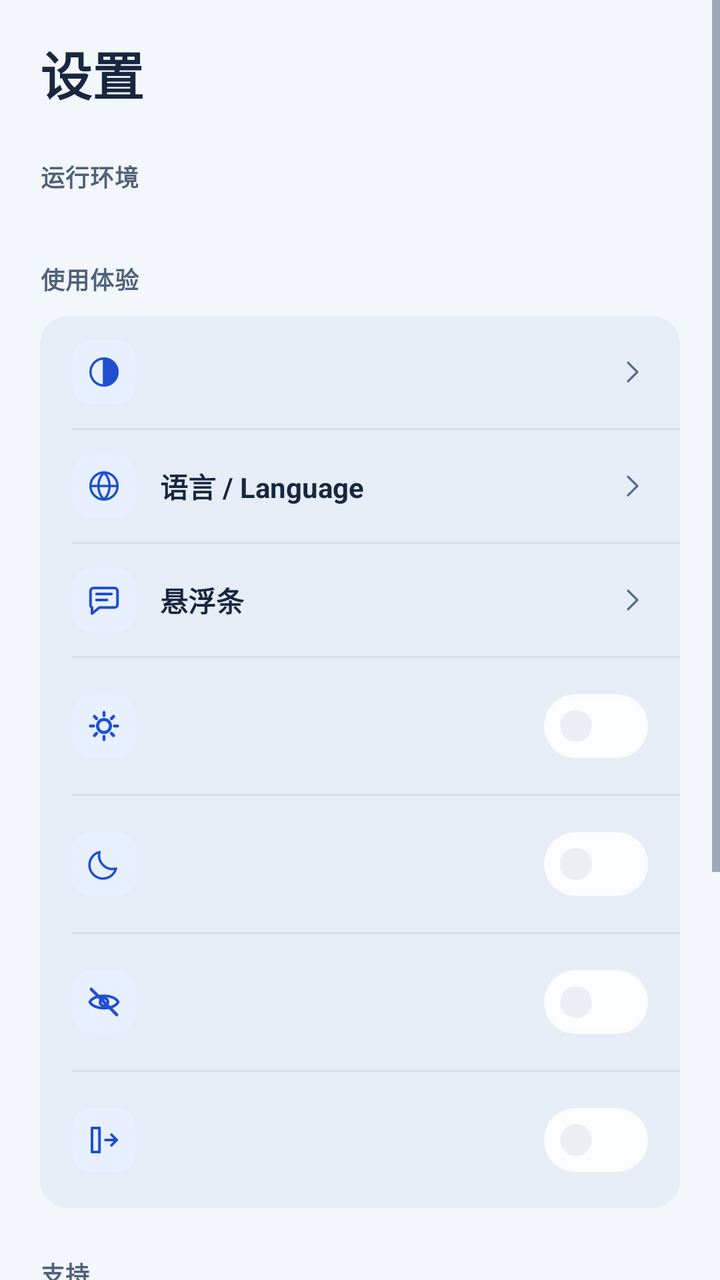
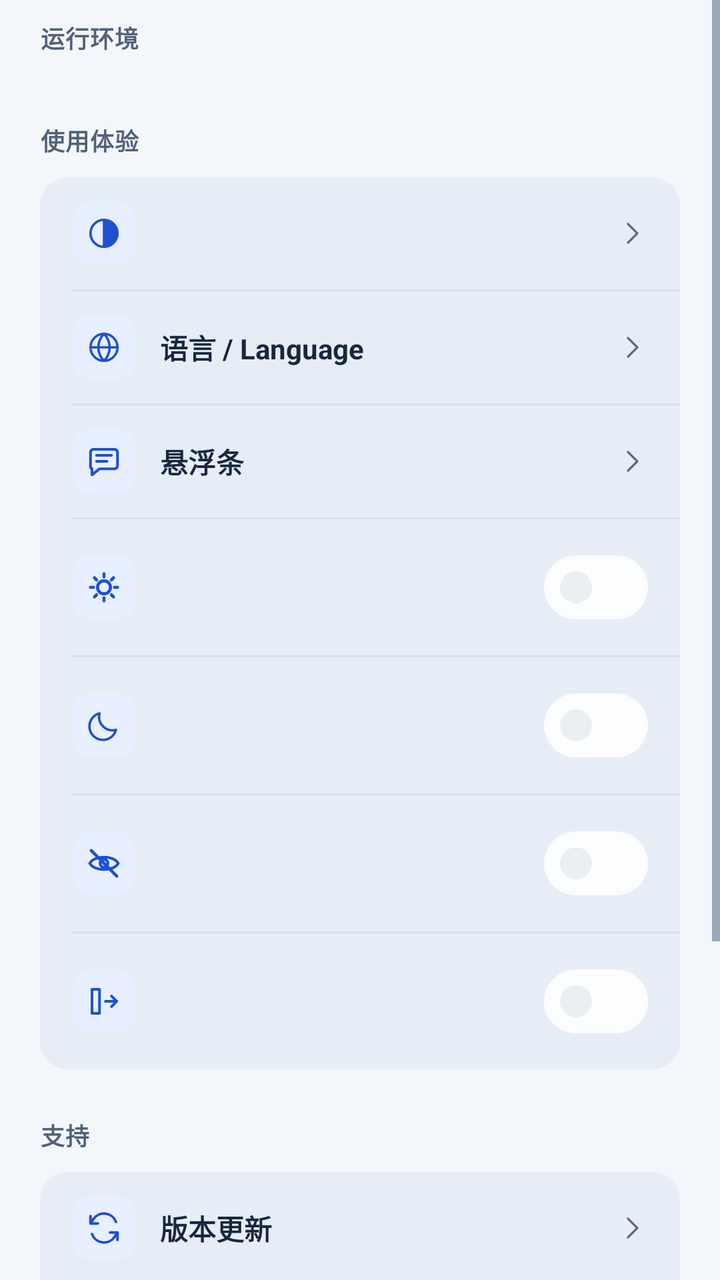

An Android layout rendered at two revisions. The XML below is the earlier revision; the diff shows what the commit changed to produce the second picture.
<!-- AndroidManifest.xml: application theme Theme.DeepseekHarness -->
<!-- res/layout/fragment_settings.xml -->
<?xml version="1.0" encoding="utf-8"?>
<ScrollView xmlns:android="http://schemas.android.com/apk/res/android" xmlns:app="http://schemas.android.com/apk/res-auto" android:id="@+id/settings_scroll" android:layout_width="match_parent" android:layout_height="match_parent" android:background="@color/shell_bg" android:clipToPadding="false" android:fillViewport="true">

  <LinearLayout android:layout_width="match_parent" android:layout_height="wrap_content" android:orientation="vertical" android:paddingStart="@dimen/shell_page_pad" android:paddingTop="@dimen/shell_page_top" android:paddingEnd="@dimen/shell_page_pad" android:paddingBottom="@dimen/shell_page_bottom">

    <TextView style="@style/ShellPageTitle" android:layout_width="match_parent" android:layout_height="wrap_content" android:text="@string/ui2_settings" />

    <TextView android:id="@+id/settings_section_environment" style="@style/ShellSectionLabel" android:layout_width="match_parent" android:layout_height="wrap_content" android:layout_marginTop="@dimen/shell_section_gap" android:layout_marginBottom="@dimen/shell_section_margin" android:text="@string/ui2_environment" />

    <LinearLayout android:id="@+id/settings_tabs" style="@style/ShellGroup" android:layout_width="match_parent" android:layout_height="wrap_content" />

    <TextView android:id="@+id/settings_section_experience" style="@style/ShellSectionLabel" android:layout_width="match_parent" android:layout_height="wrap_content" android:layout_marginTop="@dimen/shell_section_gap" android:layout_marginBottom="@dimen/shell_section_margin" android:text="@string/ui2_experience" />

    <LinearLayout android:id="@+id/settings_group_experience" style="@style/ShellGroup" android:layout_width="match_parent" android:layout_height="wrap_content">

      <LinearLayout android:id="@+id/settings_theme" style="@style/ShellRow" android:layout_width="match_parent" android:layout_height="wrap_content" android:focusable="true">
        <ImageView style="@style/ShellRowIcon" android:layout_width="@dimen/shell_row_icon" android:layout_height="@dimen/shell_row_icon" android:contentDescription="@null" android:src="@drawable/ic_ui2_auto" />
        <TextView android:id="@+id/settings_theme_title" style="@style/ShellRowTitle" android:layout_width="0dp" android:layout_height="wrap_content" android:layout_marginStart="12dp" android:layout_weight="1" android:text="" />
        <TextView android:id="@+id/settings_theme_sub" style="@style/ShellRowValue" android:layout_width="wrap_content" android:layout_height="wrap_content" android:layout_marginEnd="6dp" android:ellipsize="end" android:maxLines="1" android:text="" />
        <ImageView android:layout_width="@dimen/shell_row_chevron" android:layout_height="@dimen/shell_row_chevron" android:contentDescription="@null" android:src="@drawable/ic_ui2_chevron" app:tint="@color/shell_text_muted" />
      </LinearLayout>

      <View style="@style/ShellDivider" />

      <LinearLayout android:id="@+id/settings_appearance" style="@style/ShellRow" android:layout_width="match_parent" android:layout_height="wrap_content" android:focusable="true">
        <ImageView style="@style/ShellRowIcon" android:layout_width="@dimen/shell_row_icon" android:layout_height="@dimen/shell_row_icon" android:contentDescription="@null" android:src="@drawable/ic_ui_language" />
        <TextView style="@style/ShellRowTitle" android:layout_width="0dp" android:layout_height="wrap_content" android:layout_marginStart="12dp" android:layout_weight="1" android:text="@string/ui_language_title" />
        <TextView android:id="@+id/settings_language" style="@style/ShellRowValue" android:layout_width="wrap_content" android:layout_height="wrap_content" android:layout_marginEnd="6dp" android:ellipsize="end" android:maxLines="1" android:text="" />
        <ImageView android:layout_width="@dimen/shell_row_chevron" android:layout_height="@dimen/shell_row_chevron" android:contentDescription="@null" android:src="@drawable/ic_ui2_chevron" app:tint="@color/shell_text_muted" />
      </LinearLayout>

      <View style="@style/ShellDivider" />

      <LinearLayout android:id="@+id/settings_overlay" style="@style/ShellRow" android:layout_width="match_parent" android:layout_height="wrap_content">
        <ImageView style="@style/ShellRowIcon" android:layout_width="@dimen/shell_row_icon" android:layout_height="@dimen/shell_row_icon" android:contentDescription="@null" android:src="@drawable/ic_ui_chat" />
        <LinearLayout android:layout_width="0dp" android:layout_height="wrap_content" android:layout_marginStart="12dp" android:layout_weight="1" android:orientation="vertical">
          <TextView style="@style/ShellRowTitle" android:layout_width="match_parent" android:layout_height="wrap_content" android:text="@string/ui2_overlay" />
        </LinearLayout>
        <ImageView android:layout_width="@dimen/shell_row_chevron" android:layout_height="@dimen/shell_row_chevron" android:contentDescription="@null" android:src="@drawable/ic_ui2_chevron" app:tint="@color/shell_text_muted" />
      </LinearLayout>

      <View style="@style/ShellDivider" />

      <LinearLayout android:id="@+id/settings_keep_screen_on" style="@style/ShellRow" android:layout_width="match_parent" android:layout_height="wrap_content">
        <ImageView style="@style/ShellRowIcon" android:layout_width="@dimen/shell_row_icon" android:layout_height="@dimen/shell_row_icon" android:contentDescription="@null" android:src="@drawable/ic_ui_keep_screen_on" />
        <LinearLayout android:layout_width="0dp" android:layout_height="wrap_content" android:layout_marginStart="12dp" android:layout_weight="1" android:orientation="vertical">
          <TextView android:id="@+id/settings_keep_screen_on_title" style="@style/ShellRowTitle" android:layout_width="match_parent" android:layout_height="wrap_content" android:text="" />
        </LinearLayout>
        <com.google.android.material.materialswitch.MaterialSwitch android:id="@+id/settings_keep_screen_on_switch" style="@style/ShellSwitch" android:layout_width="wrap_content" android:layout_height="wrap_content" android:showText="false" />
      </LinearLayout>

      <View style="@style/ShellDivider" />

      <LinearLayout android:id="@+id/settings_power" style="@style/ShellRow" android:layout_width="match_parent" android:layout_height="wrap_content">
        <ImageView style="@style/ShellRowIcon" android:layout_width="@dimen/shell_row_icon" android:layout_height="@dimen/shell_row_icon" android:contentDescription="@null" android:src="@drawable/ic_ui2_moon" />
        <LinearLayout android:layout_width="0dp" android:layout_height="wrap_content" android:layout_marginStart="12dp" android:layout_weight="1" android:orientation="vertical">
          <TextView android:id="@+id/settings_power_title" style="@style/ShellRowTitle" android:layout_width="match_parent" android:layout_height="wrap_content" />
          <TextView android:id="@+id/settings_power_hint" style="@style/ShellRowSub" android:layout_width="match_parent" android:layout_height="wrap_content" android:layout_marginTop="4dp" />
        </LinearLayout>
        <com.google.android.material.materialswitch.MaterialSwitch android:id="@+id/settings_eco" style="@style/ShellSwitch" android:layout_width="wrap_content" android:layout_height="wrap_content" android:showText="false" />
      </LinearLayout>

      <View style="@style/ShellDivider" />

      <LinearLayout android:id="@+id/settings_hidden_recents" style="@style/ShellRow" android:layout_width="match_parent" android:layout_height="wrap_content">
        <ImageView style="@style/ShellRowIcon" android:layout_width="@dimen/shell_row_icon" android:layout_height="@dimen/shell_row_icon" android:contentDescription="@null" android:src="@drawable/ic_ui2_hide_recents" />
        <LinearLayout android:layout_width="0dp" android:layout_height="wrap_content" android:layout_marginStart="12dp" android:layout_weight="1" android:orientation="vertical">
          <TextView android:id="@+id/settings_hidden_recents_title" style="@style/ShellRowTitle" android:layout_width="match_parent" android:layout_height="wrap_content" />
          <TextView android:id="@+id/settings_hidden_recents_hint" style="@style/ShellRowSub" android:layout_width="match_parent" android:layout_height="wrap_content" android:layout_marginTop="4dp" />
        </LinearLayout>
        <com.google.android.material.materialswitch.MaterialSwitch android:id="@+id/settings_hidden_recents_switch" style="@style/ShellSwitch" android:layout_width="wrap_content" android:layout_height="wrap_content" android:showText="false" />
      </LinearLayout>

      <View android:id="@+id/settings_hidden_recents_strict_divider" style="@style/ShellDivider" />

      <LinearLayout android:id="@+id/settings_hidden_recents_strict" style="@style/ShellRow" android:layout_width="match_parent" android:layout_height="wrap_content">
        <ImageView style="@style/ShellRowIcon" android:layout_width="@dimen/shell_row_icon" android:layout_height="@dimen/shell_row_icon" android:contentDescription="@null" android:src="@drawable/ic_ui2_recents_strict" />
        <LinearLayout android:layout_width="0dp" android:layout_height="wrap_content" android:layout_marginStart="12dp" android:layout_weight="1" android:orientation="vertical">
          <TextView android:id="@+id/settings_hidden_recents_strict_title" style="@style/ShellRowTitle" android:layout_width="match_parent" android:layout_height="wrap_content" />
          <TextView android:id="@+id/settings_hidden_recents_strict_hint" style="@style/ShellRowSub" android:layout_width="match_parent" android:layout_height="wrap_content" android:layout_marginTop="4dp" />
        </LinearLayout>
        <com.google.android.material.materialswitch.MaterialSwitch android:id="@+id/settings_hidden_recents_strict_switch" style="@style/ShellSwitch" android:layout_width="wrap_content" android:layout_height="wrap_content" android:showText="false" />
      </LinearLayout>
    </LinearLayout>

    <TextView android:id="@+id/settings_section_support" style="@style/ShellSectionLabel" android:layout_width="match_parent" android:layout_height="wrap_content" android:layout_marginTop="@dimen/shell_section_gap" android:layout_marginBottom="@dimen/shell_section_margin" android:text="@string/ui2_support" />

    <LinearLayout android:id="@+id/settings_group_support" style="@style/ShellGroup" android:layout_width="match_parent" android:layout_height="wrap_content">

      <LinearLayout android:id="@+id/settings_update" style="@style/ShellRow" android:layout_width="match_parent" android:layout_height="wrap_content">
        <ImageView style="@style/ShellRowIcon" android:layout_width="@dimen/shell_row_icon" android:layout_height="@dimen/shell_row_icon" android:contentDescription="@null" android:src="@drawable/ic_recovery_refresh" />
        <LinearLayout android:layout_width="0dp" android:layout_height="wrap_content" android:layout_marginStart="12dp" android:layout_weight="1" android:orientation="vertical">
          <TextView style="@style/ShellRowTitle" android:layout_width="match_parent" android:layout_height="wrap_content" android:text="@string/ui2_updates" />
        </LinearLayout>
        <ImageView android:layout_width="@dimen/shell_row_chevron" android:layout_height="@dimen/shell_row_chevron" android:contentDescription="@null" android:src="@drawable/ic_ui2_chevron" app:tint="@color/shell_text_muted" />
      </LinearLayout>

      <View style="@style/ShellDivider" />

      <LinearLayout android:id="@+id/settings_selftest" style="@style/ShellRow" android:layout_width="match_parent" android:layout_height="wrap_content">
        <ImageView style="@style/ShellRowIcon" android:layout_width="@dimen/shell_row_icon" android:layout_height="@dimen/shell_row_icon" android:contentDescription="@null" android:src="@drawable/ic_ui_shield" />
        <LinearLayout android:layout_width="0dp" android:layout_height="wrap_content" android:layout_marginStart="12dp" android:layout_weight="1" android:orientation="vertical">
          <TextView style="@style/ShellRowTitle" android:layout_width="match_parent" android:layout_height="wrap_content" android:text="@string/ui2_diagnostics" />
        </LinearLayout>
        <ImageView android:layout_width="@dimen/shell_row_chevron" android:layout_height="@dimen/shell_row_chevron" android:contentDescription="@null" android:src="@drawable/ic_ui2_chevron" app:tint="@color/shell_text_muted" />
      </LinearLayout>

      <View style="@style/ShellDivider" />

      <LinearLayout android:id="@+id/settings_about" style="@style/ShellRow" android:layout_width="match_parent" android:layout_height="wrap_content">
        <ImageView style="@style/ShellRowIcon" android:layout_width="@dimen/shell_row_icon" android:layout_height="@dimen/shell_row_icon" android:contentDescription="@null" android:src="@drawable/ic_about" />
        <LinearLayout android:layout_width="0dp" android:layout_height="wrap_content" android:layout_marginStart="12dp" android:layout_weight="1" android:orientation="vertical">
          <TextView style="@style/ShellRowTitle" android:layout_width="match_parent" android:layout_height="wrap_content" android:text="@string/ui2_about" />
        </LinearLayout>
        <ImageView android:layout_width="@dimen/shell_row_chevron" android:layout_height="@dimen/shell_row_chevron" android:contentDescription="@null" android:src="@drawable/ic_ui2_chevron" app:tint="@color/shell_text_muted" />
      </LinearLayout>
    </LinearLayout>

    <TextView android:id="@+id/settings_ver" style="@style/ShellFooter" android:layout_width="match_parent" android:layout_height="wrap_content" android:layout_marginTop="22dp" android:text="" />
    <TextView android:id="@+id/settings_update_sub" android:layout_width="match_parent" android:layout_height="wrap_content" android:text="" android:visibility="gone" />
  </LinearLayout>
</ScrollView>
<!-- resources referenced by this layout -->
<resources>
  <color name="shell_text_muted">#5A6B86</color>
  <dimen name="shell_page_bottom">90dp</dimen>
  <dimen name="shell_page_pad">20dp</dimen>
  <dimen name="shell_page_top">18dp</dimen>
  <dimen name="shell_row_chevron">16dp</dimen>
  <dimen name="shell_row_icon">32dp</dimen>
  <dimen name="shell_section_gap">24dp</dimen>
  <dimen name="shell_section_margin">10dp</dimen>
  <string name="ui2_about">关于 DSHA</string>
  <string name="ui2_diagnostics">自检与诊断</string>
  <string name="ui2_environment">运行环境</string>
  <string name="ui2_experience">使用体验</string>
  <string name="ui2_overlay">悬浮条</string>
  <string name="ui2_settings">设置</string>
  <string name="ui2_support">支持</string>
  <string name="ui2_updates">版本更新</string>
  <string name="ui_language_title">语言 / Language</string>
  <style name="ShellPageTitle" parent="">
          <item name="android:textSize">@dimen/shell_page_title</item>
          <item name="android:textColor">@color/shell_text</item>
          <item name="android:textStyle">bold</item>
          <item name="android:includeFontPadding">false</item>
          <item name="android:lineSpacingExtra">2dp</item>
      </style>
  <color name="text">#18273F</color>
  <color name="text_secondary">#50617A</color>
  <dimen name="shell_row_pad_h">16dp</dimen>
  <color name="shell_line">#131D3A60</color>
  <dimen name="shell_footer_text">12sp</dimen>
  <dimen name="shell_page_title">26sp</dimen>
  <color name="shell_text">#18273F</color>
  <dimen name="shell_row_min_height">56dp</dimen>
  <dimen name="shell_row_pad_v">12dp</dimen>
  <dimen name="shell_row_icon_pad">7dp</dimen>
  <dimen name="shell_row_sub">12sp</dimen>
  <dimen name="shell_row_title">14sp</dimen>
  <dimen name="shell_row_value">13sp</dimen>
  <color name="shell_text_secondary">#50617A</color>
  <dimen name="shell_section_label">12sp</dimen>
  <dimen name="touch_min">44dp</dimen>
  <color name="line">#131D3A60</color>
  <color name="err">#AF404B</color>
  <color name="error_on">#FFFFFF</color>
  <color name="text_muted">#5A6B86</color>
  <color name="pal_standard_primary">#1E50D0</color>
  <color name="pal_standard_primary_dark">#1A46B8</color>
  <color name="pal_standard_accent_on">#FFFFFF</color>
  <color name="pal_standard_ripple">#141E50D0</color>
  <color name="pal_standard_logo_top">#E8EFFF</color>
  <color name="pal_standard_terminal_accent">#1E50D0</color>
  <color name="pal_standard_terminal_accent_bg">#E8EFFF</color>
  <color name="pal_standard_terminal_accent_line">#B9CCF4</color>
  <color name="pal_standard_terminal_on_accent">#FFFFFF</color>
  <color name="pal_standard_terminal_ripple">#1F1E50D0</color>
  <color name="pal_standard_terminal_state_idle">#1E50D0</color>
  <color name="pal_standard_shell_accent">#1E50D0</color>
  <color name="pal_standard_shell_accent_soft">#141E50D0</color>
  <color name="pal_standard_shell_accent_tonal">#1F1E50D0</color>
  <color name="pal_standard_shell_on_accent">#FFFFFF</color>
  <color name="pal_standard_shell_nav_ripple">#141E50D0</color>
  <color name="pal_standard_onb_accent_line">#471E50D0</color>
  <color name="pal_standard_surface">#F3F6FB</color>
  <color name="pal_standard_card">#FCFDFF</color>
  <color name="pal_standard_raised">#E7EDF6</color>
  <color name="pal_standard_disabled">#E7EDF6</color>
  <color name="pal_standard_preview">#E7EDF6</color>
  <color name="pal_standard_shell_bg">#F3F6FB</color>
  <color name="pal_standard_shell_surface">#FCFDFF</color>
  <color name="pal_standard_shell_raised">#E7EDF6</color>
  <color name="pal_standard_shell_nav_bg">#FCFDFF</color>
  <color name="pal_standard_shell_glass">#E0FAFCFF</color>
  <color name="pal_standard_terminal_panel">#FFFFFF</color>
  <color name="pal_standard_terminal_panel_card">#F7F9FD</color>
  <color name="pal_standard_terminal_raised">#EAEFF7</color>
  <color name="pal_standard_terminal_tile">#F1F4F9</color>
  <color name="pal_standard_terminal_tile_pressed">#E6EBF3</color>
  <dimen name="radius_control">13dp</dimen>
  <dimen name="stroke">1dp</dimen>
  <!-- unchanged entries left out for length: 42 -->
</resources>

<!-- the commit's change to res/layout/fragment_settings.xml (unified diff, before → after) -->
@@ -1,11 +1,9 @@
 <?xml version="1.0" encoding="utf-8"?>
 <ScrollView xmlns:android="http://schemas.android.com/apk/res/android" xmlns:app="http://schemas.android.com/apk/res-auto" android:id="@+id/settings_scroll" android:layout_width="match_parent" android:layout_height="match_parent" android:background="@color/shell_bg" android:clipToPadding="false" android:fillViewport="true">
 
-  <LinearLayout android:layout_width="match_parent" android:layout_height="wrap_content" android:orientation="vertical" android:paddingStart="@dimen/shell_page_pad" android:paddingTop="@dimen/shell_page_top" android:paddingEnd="@dimen/shell_page_pad" android:paddingBottom="@dimen/shell_page_bottom">
+  <LinearLayout android:layout_width="match_parent" android:layout_height="wrap_content" android:orientation="vertical" android:paddingStart="@dimen/shell_page_pad" android:paddingTop="@dimen/shell_section_margin" android:paddingEnd="@dimen/shell_page_pad" android:paddingBottom="@dimen/shell_page_bottom">
 
-    <TextView style="@style/ShellPageTitle" android:layout_width="match_parent" android:layout_height="wrap_content" android:text="@string/ui2_settings" />
-
-    <TextView android:id="@+id/settings_section_environment" style="@style/ShellSectionLabel" android:layout_width="match_parent" android:layout_height="wrap_content" android:layout_marginTop="@dimen/shell_section_gap" android:layout_marginBottom="@dimen/shell_section_margin" android:text="@string/ui2_environment" />
+    <TextView android:id="@+id/settings_section_environment" style="@style/ShellSectionLabel" android:layout_width="match_parent" android:layout_height="wrap_content" android:layout_marginBottom="@dimen/shell_section_margin" android:text="@string/ui2_environment" />
 
     <LinearLayout android:id="@+id/settings_tabs" style="@style/ShellGroup" android:layout_width="match_parent" android:layout_height="wrap_content" />
 
<!-- resource entries referenced after the edit -->
@@ -3,7 +3,6 @@
   <color name="shell_text_muted">#5A6B86</color>
   <dimen name="shell_page_bottom">90dp</dimen>
   <dimen name="shell_page_pad">20dp</dimen>
-  <dimen name="shell_page_top">18dp</dimen>
   <dimen name="shell_row_chevron">16dp</dimen>
   <dimen name="shell_row_icon">32dp</dimen>
   <dimen name="shell_section_gap">24dp</dimen>
@@ -13,23 +12,14 @@
   <string name="ui2_environment">运行环境</string>
   <string name="ui2_experience">使用体验</string>
   <string name="ui2_overlay">悬浮条</string>
-  <string name="ui2_settings">设置</string>
   <string name="ui2_support">支持</string>
   <string name="ui2_updates">版本更新</string>
   <string name="ui_language_title">语言 / Language</string>
-  <style name="ShellPageTitle" parent="">
-          <item name="android:textSize">@dimen/shell_page_title</item>
-          <item name="android:textColor">@color/shell_text</item>
-          <item name="android:textStyle">bold</item>
-          <item name="android:includeFontPadding">false</item>
-          <item name="android:lineSpacingExtra">2dp</item>
-      </style>
   <color name="text">#18273F</color>
   <color name="text_secondary">#50617A</color>
   <dimen name="shell_row_pad_h">16dp</dimen>
   <color name="shell_line">#131D3A60</color>
   <dimen name="shell_footer_text">12sp</dimen>
-  <dimen name="shell_page_title">26sp</dimen>
   <color name="shell_text">#18273F</color>
   <dimen name="shell_row_min_height">56dp</dimen>
   <dimen name="shell_row_pad_v">12dp</dimen>
